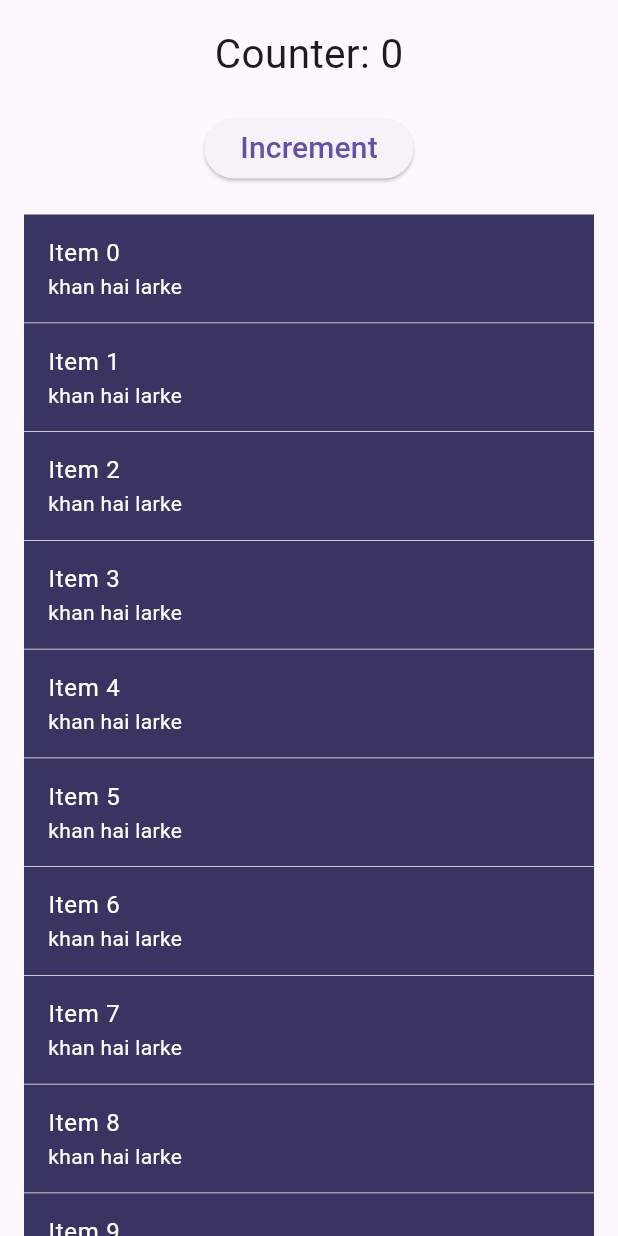
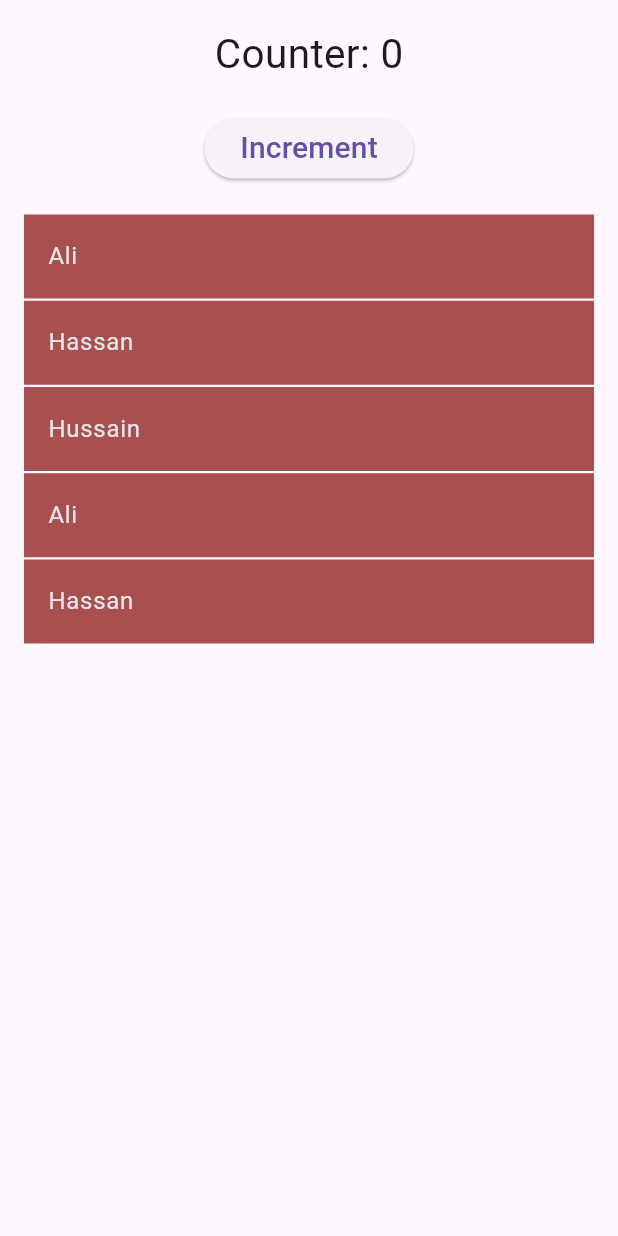
Before and after one commit to Abdullah-khan07/Daily_Flutter_Experiments, a Flutter app: the screen it shows after launch, on a phone screen of 412 x 824 dp. Run offline on Flutter 3.47's test engine with Material 3 defaults, Android fonts, the light colour scheme and no system bars.

Commit message:
list builder paractice

```diff
--- a/lib/widgets/counter-view.dart
+++ b/lib/widgets/counter-view.dart
@@ -9,6 +9,13 @@ class Counterview extends StatefulWidget {
 
 class _CounterviewState extends State<Counterview> {
   int counter = 0;
+  List<String> fereind = [
+    "Ali",
+    "Hassan",
+    "Hussain",
+    "Ali",
+    "Hassan",
+  ];
 
   void incrementCounter() {
     setState(() {
@@ -38,27 +45,22 @@ class _CounterviewState extends State<Counterview> {
                       style: TextStyle(fontSize: 20),
                     ),
                   ),
-                ],
-              ),
-            ),
                   SizedBox(height: 20),
                   ListView.builder(
                     shrinkWrap: true,
                     physics: NeverScrollableScrollPhysics(),
-              itemCount: 10,
+                    itemCount: fereind.length,
                     itemBuilder: (context, index) {
                       return Container(
-                  margin: EdgeInsets.only(bottom: 0.5),
+                        margin: EdgeInsets.only(bottom: 1.5),
                         child: ListTile(
-                    tileColor: Color.fromARGB(255, 57, 53, 99),
                           title: Text(
-                      'Item $index',
-                      style: TextStyle(color: Colors.white),
+                            fereind[index],
+                            style: TextStyle(
+                                color:
+                                    const Color.fromARGB(255, 227, 230, 233)),
                           ),
-                    subtitle: Text(
-                      'khan hai larke',
-                      style: TextStyle(color: Colors.white),
-                    ),
+                          tileColor: Color.fromARGB(255, 168, 79, 79),
                         ),
                       );
                     },
@@ -66,6 +68,9 @@ class _CounterviewState extends State<Counterview> {
                 ],
               ),
             ),
+          ],
+        ),
+      ),
     );
   }
 }
```
Also changed, not shown: 17 other files. Lines whose indentation alone changed are shown as unchanged.
